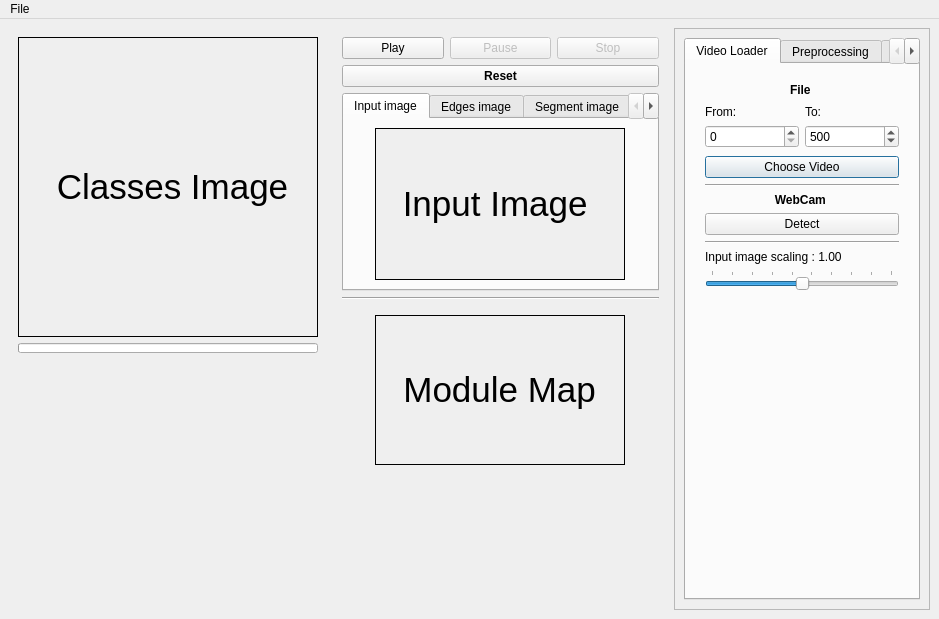
Old version of the form gui/design/thermography_gui.ui in the repository cdeldon/thermography.
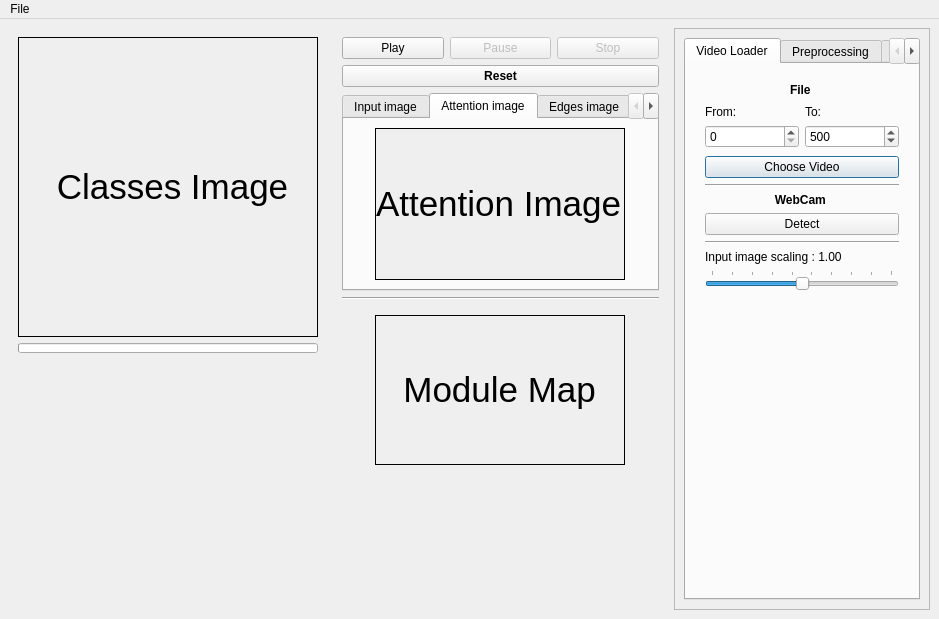
New version of the form. The open tabs and pages were chosen to show the change. Icons and pictures are not drawn.

Commit message: Preprocessing of images encapsulated

Diff of the .ui file:
```diff
--- a/gui/design/thermography_gui.ui
+++ b/gui/design/thermography_gui.ui
@@ -411,6 +411,73 @@
               </item>
              </layout>
             </widget>
+            <widget class="QWidget" name="attention_image_tab">
+             <attribute name="title">
+              <string>Attention image</string>
+             </attribute>
+             <layout class="QHBoxLayout" name="horizontalLayout_6">
+              <item>
+               <widget class="QLabel" name="attention_view">
+                <property name="sizePolicy">
+                 <sizepolicy hsizetype="Fixed" vsizetype="MinimumExpanding">
+                  <horstretch>0</horstretch>
+                  <verstretch>0</verstretch>
+                 </sizepolicy>
+                </property>
+                <property name="minimumSize">
+                 <size>
+                  <width>250</width>
+                  <height>150</height>
+                 </size>
+                </property>
+                <property name="maximumSize">
+                 <size>
+                  <width>250</width>
+                  <height>16777215</height>
+                 </size>
+                </property>
+                <property name="font">
+                 <font>
+                  <pointsize>26</pointsize>
+                 </font>
+                </property>
+                <property name="cursor">
+                 <cursorShape>CrossCursor</cursorShape>
+                </property>
+                <property name="mouseTracking">
+                 <bool>true</bool>
+                </property>
+                <property name="autoFillBackground">
+                 <bool>true</bool>
+                </property>
+                <property name="frameShape">
+                 <enum>QFrame::Box</enum>
+                </property>
+                <property name="frameShadow">
+                 <enum>QFrame::Plain</enum>
+                </property>
+                <property name="text">
+                 <string>&lt;html&gt;&lt;head/&gt;&lt;body&gt;&lt;p align=&quot;center&quot;&gt;Attention Image &lt;/p&gt;&lt;/body&gt;&lt;/html&gt;</string>
+                </property>
+                <property name="textFormat">
+                 <enum>Qt::RichText</enum>
+                </property>
+                <property name="scaledContents">
+                 <bool>false</bool>
+                </property>
+                <property name="alignment">
+                 <set>Qt::AlignCenter</set>
+                </property>
+                <property name="wordWrap">
+                 <bool>false</bool>
+                </property>
+                <property name="margin">
+                 <number>0</number>
+                </property>
+               </widget>
+              </item>
+             </layout>
+            </widget>
             <widget class="QWidget" name="canny_edges_tab">
              <property name="sizePolicy">
               <sizepolicy hsizetype="Expanding" vsizetype="Expanding">
```
Left out of the diff: 2 changed lines with no effect on the pictures. The commit also changes 8 other files.
